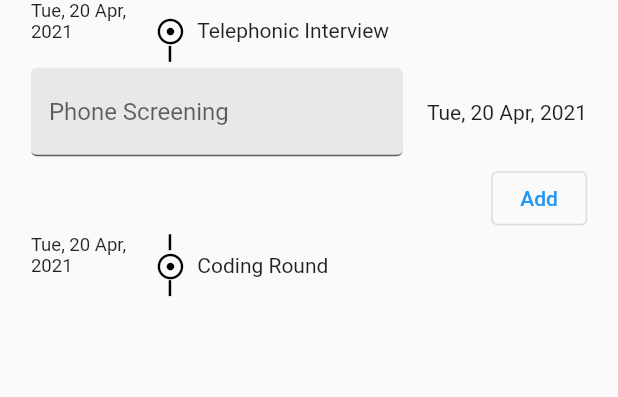
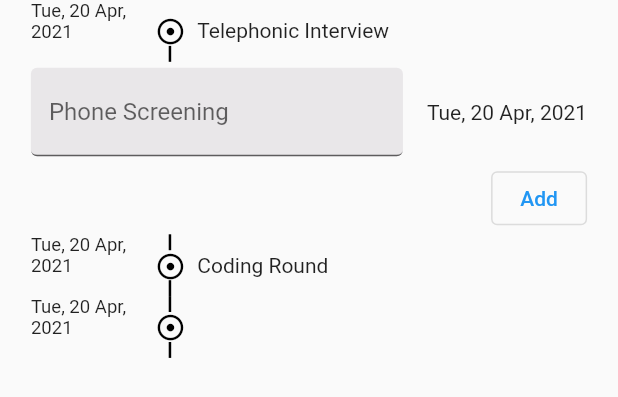
Before and after one commit to Amitpatil215/InterTrack, a Flutter app: the HiringStagesCard widget shown alone on an empty page, opened directly with empty values, after a tap on "Add", on a phone screen of 412 x 824 dp. Shown: the top 397 px of the screen. Run offline on Flutter 3.47's test engine with Material 2 defaults, Android fonts, the phone set to English and light mode, and no system bars; drawn by our look-alikes of timeline_tile; our stand-ins replace font_awesome_flutter, get.

Commit message:
add new stage in hiring stages

```diff
--- a/lib/Controller/new_job_application_controller.dart
+++ b/lib/Controller/new_job_application_controller.dart
@@ -1,4 +1,5 @@
 import 'package:get/get.dart';
+import 'package:uuid/uuid.dart';
 import 'package:intertrack/Model/JobApplication.dart';
 
 enum eventFrequency { noRepeat, everyWeek }
@@ -20,7 +21,7 @@ class NewJobApplicationController extends GetxController {
     )
   ]).obs;
 
-  var editThisStagebyId = '1'.obs;
+  RxString editThisStagebyId = '1'.obs;
 
   setEditThiStageById(String id) {
     if (editThisStagebyId.value == id) {
@@ -29,4 +30,13 @@ class NewJobApplicationController extends GetxController {
     }
     editThisStagebyId.value = id;
   }
+
+  addNewStage(Stage stage) {
+    jobApplication.value?.stages.add(Stage(
+      id: Uuid().v1(),
+      scheduledOn: stage.scheduledOn,
+      title: stage.title,
+    ));
+    jobApplication.refresh();
+  }
 }
--- a/lib/Screens/Home/Widget/hiring_stages_card.dart
+++ b/lib/Screens/Home/Widget/hiring_stages_card.dart
@@ -1,17 +1,30 @@
 import 'package:flutter/material.dart';
 import 'package:get/get.dart';
 import 'package:intertrack/Controller/new_job_application_controller.dart';
+import 'package:intertrack/Model/JobApplication.dart';
 import 'package:intertrack/Utils/utils.dart';
 import 'package:timeline_tile/timeline_tile.dart';
 
+// ignore: must_be_immutable
 class HiringStagesCard extends StatelessWidget {
-  const HiringStagesCard({
+  HiringStagesCard({
     Key? key,
     required NewJobApplicationController controller,
   })   : _controller = controller,
         super(key: key);
 
   final NewJobApplicationController _controller;
+  final _formKey = GlobalKey<FormState>();
+  String _stageTitle = '';
+
+  _onSaved() {
+    if (_formKey.currentState!.validate()) {
+      _formKey.currentState!.save();
+      print(_stageTitle);
+      _controller
+          .addNewStage(Stage(title: _stageTitle, scheduledOn: DateTime.now()));
+    }
+  }
 
   @override
   Widget build(BuildContext context) {
@@ -61,9 +74,11 @@ class HiringStagesCard extends StatelessWidget {
                             width: Responsive().smallW,
                           ),
                           GestureDetector(
-                            child: Text(_controller.jobApplication.value
-                                    ?.stages[index].title ??
-                                ''),
+                            child: Obx(() {
+                              return Text(_controller.jobApplication.value
+                                      ?.stages[index].title ??
+                                  '');
+                            }),
                             onTap: () {
                               _controller.setEditThiStageById(_controller
                                       .jobApplication.value?.stages[index].id ??
@@ -87,9 +102,15 @@ class HiringStagesCard extends StatelessWidget {
                             onTap: () async {
                               await _pickDate(context);
                             },
-                            child: TextFormField(
-                              decoration:
-                                  inputDecoration(labelText: 'Phone Screening'),
+                            child: Form(
+                              key: _formKey,
+                              child: TextFormField(
+                                onSaved: (val) {
+                                  _stageTitle = val ?? '';
+                                },
+                                decoration: inputDecoration(
+                                    labelText: 'Phone Screening'),
+                              ),
                             ),
                           ),
                           trailing: GestureDetector(
@@ -110,7 +131,7 @@ class HiringStagesCard extends StatelessWidget {
                           children: [
                             Spacer(),
                             OutlinedButton(
-                              onPressed: () {},
+                              onPressed: _onSaved,
                               child: Text('Add'),
                             ),
                           ],
--- a/lib/main.dart
+++ b/lib/main.dart
@@ -1,4 +1,5 @@
 import 'package:flutter/material.dart';
+import 'package:get/get.dart';
 import 'package:intertrack/Screens/Home/home_screen.dart';
 
 void main() {
@@ -8,7 +9,7 @@ void main() {
 class MyApp extends StatelessWidget {
   @override
   Widget build(BuildContext context) {
-    return MaterialApp(
+    return GetMaterialApp(
       title: 'Flutter Demo',
       theme: ThemeData(
         primarySwatch: Colors.blue,
--- a/pubspec.yaml
+++ b/pubspec.yaml
@@ -27,6 +27,7 @@ dependencies:
   font_awesome_flutter: ^9.0.0
   intl: ^0.17.0
   timeline_tile: ^2.0.0
+  uuid: ^3.0.4
 
   # The following adds the Cupertino Icons font to your application.
   # Use with the CupertinoIcons class for iOS style icons.
```
Also changed, not shown: pubspec.lock.
